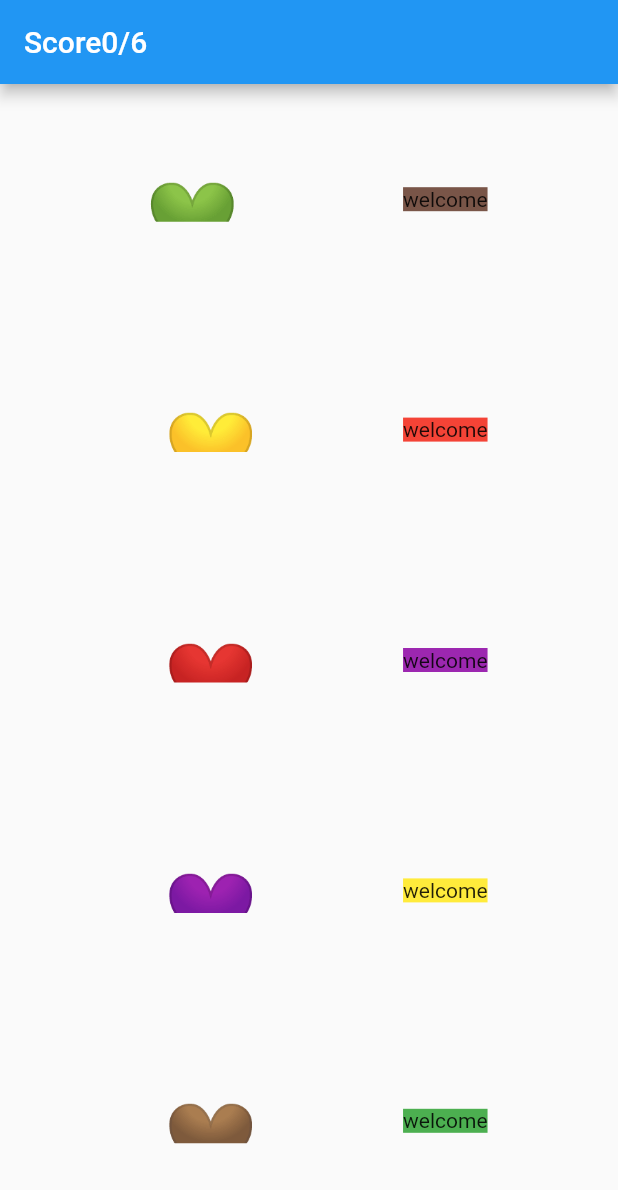
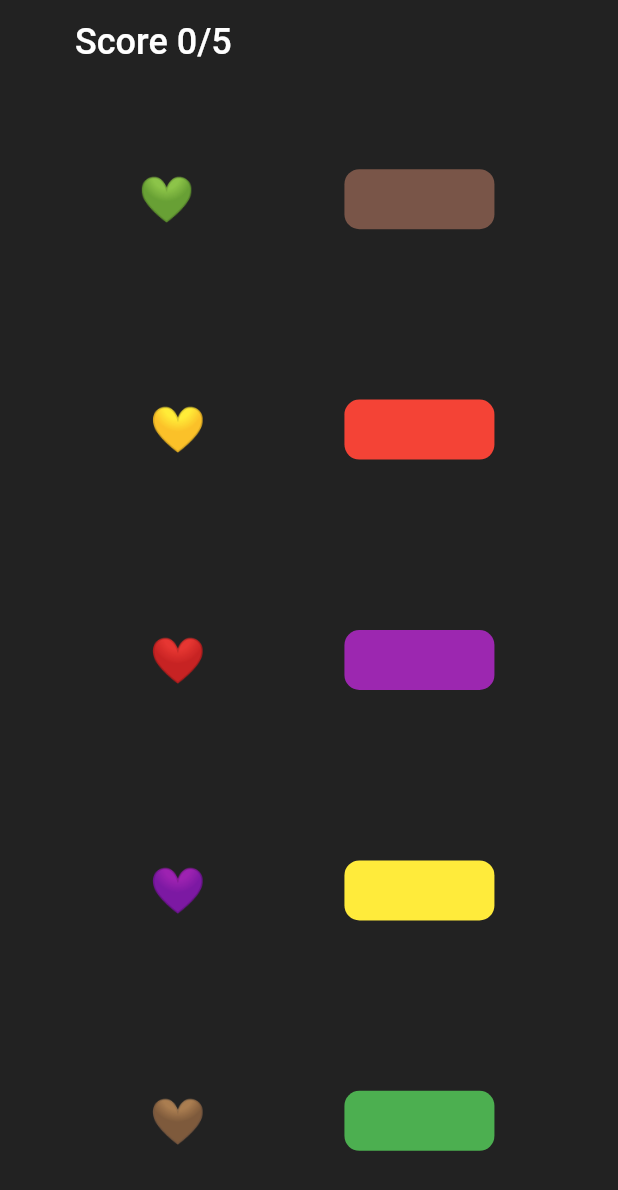
Before and after one commit to vaidehi2701/drag_drop, a Flutter app: the screen it shows after launch, on a phone screen of 412 x 824 dp. Shown: the top 1190 px of the screen. Run offline on Flutter 3.47's test engine with Material 2 defaults, Android fonts, the phone set to English and light mode, and no system bars.

Commit message:
Change UI

```diff
--- a/lib/main.dart
+++ b/lib/main.dart
@@ -13,6 +13,7 @@ class MyApp extends StatelessWidget {
   @override
   Widget build(BuildContext context) {
     return MaterialApp(
+      debugShowCheckedModeBanner: false,
       title: 'Flutter Demo',
       theme: ThemeData(
         // This is the theme of your application.
@@ -30,8 +31,6 @@ class MyApp extends StatelessWidget {
     );
   }
 }
-
-
 
 class MyWidget extends StatefulWidget {
   const MyWidget({super.key});
@@ -57,8 +56,15 @@ class _MyWidgetState extends State<MyWidget> {
   @override
   Widget build(BuildContext context) {
     return Scaffold(
+      backgroundColor: Colors.black87,
       appBar: AppBar(
-        title: Text('Score${score.length}/6'),
+        backgroundColor: Colors.transparent,
+        elevation: 0.0,
+        titleSpacing: 50,
+        title: Text(
+          'Score ${score.length}/5',
+          style: const TextStyle(fontSize: 24),
+        ),
       ),
       body: Row(mainAxisAlignment: MainAxisAlignment.spaceEvenly, children: [
         Column(
@@ -91,16 +97,25 @@ class _MyWidgetState extends State<MyWidget> {
       builder: (BuildContext context, List<String?> incoming, List rejected) {
         if (score[emoji] == true) {
           return Container(
-            color: Colors.red,
+            decoration: const BoxDecoration(
+                color: Colors.transparent,
+                borderRadius: BorderRadius.all(Radius.circular(10))),
             alignment: Alignment.center,
             height: 60,
             width: 100,
-            child: const Text('Correct!'),
+            child: const Text(
+              'Correct !!!',
+              style: TextStyle(fontSize: 18, color: Colors.white),
+            ),
           );
         } else {
           return Container(
-            color: choices[emoji],
-            child: const Text("welcome"),
+            height: 40,
+            width: 100,
+            decoration: BoxDecoration(
+                color: choices[emoji],
+                borderRadius: const BorderRadius.all(Radius.circular(10))),
+            child: const Text(""),
           );
         }
       },
@@ -125,11 +140,11 @@ class Emoji extends StatelessWidget {
       color: Colors.transparent,
       child: Container(
         alignment: Alignment.center,
-        height: 50,
+        height: 60,
         padding: const EdgeInsets.all(10),
         child: Text(
           emoji,
-          style: const TextStyle(color: Colors.black, fontSize: 50),
+          style: const TextStyle(color: Colors.black, fontSize: 30),
         ), // Text
       ),
     );
```
